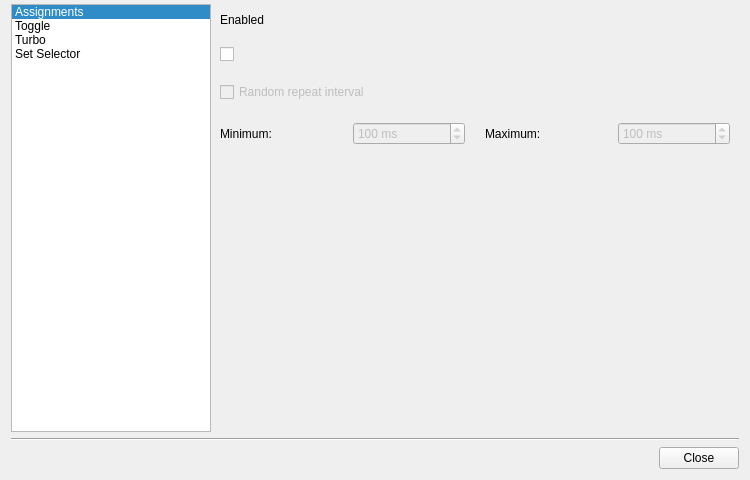
Above: src/gui/advancebuttondialog.ui from nujabes923/antimicrox before the change. Below: the same form after it.
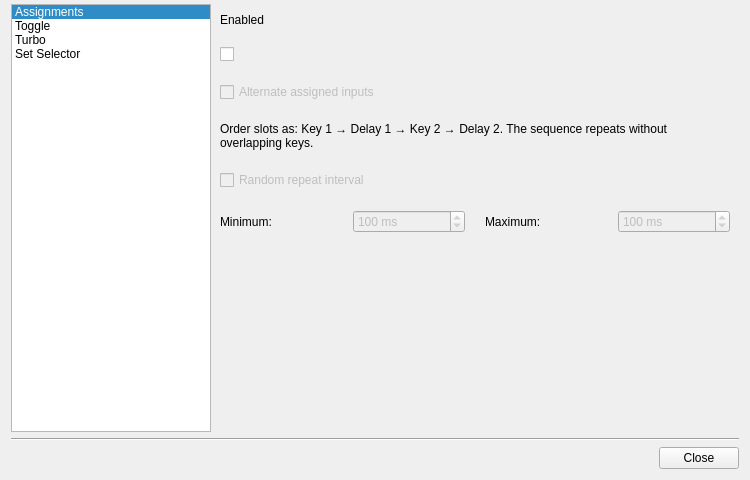
That is the form after the change. The open tabs and pages were chosen to show the change. Icons and pictures are not drawn. Custom widgets are drawn as their Qt base class.

Commit message: feat: add alternating toggle sequences

Patch:
```diff
--- a/src/gui/advancebuttondialog.ui
+++ b/src/gui/advancebuttondialog.ui
@@ -918,6 +918,29 @@
              </property>
             </widget>
            </item>
+           <item>
+            <widget class="QCheckBox" name="alternatingToggleCheckBox">
+             <property name="enabled">
+              <bool>false</bool>
+             </property>
+             <property name="toolTip">
+              <string>Tap assigned keyboard or mouse-button slots one at a time. A Delay after each action controls when the next action is triggered; random Delay ranges are supported.</string>
+             </property>
+             <property name="text">
+              <string>Alternate assigned inputs</string>
+             </property>
+            </widget>
+           </item>
+           <item>
+            <widget class="QLabel" name="alternatingToggleHelpLabel">
+             <property name="text">
+              <string>Order slots as: Key 1 → Delay 1 → Key 2 → Delay 2. The sequence repeats without overlapping keys.</string>
+             </property>
+             <property name="wordWrap">
+              <bool>true</bool>
+             </property>
+            </widget>
+           </item>
            <item>
             <widget class="QCheckBox" name="randomToggleRepeatCheckBox">
              <property name="enabled">
```
The commit also changes 4 other files.
